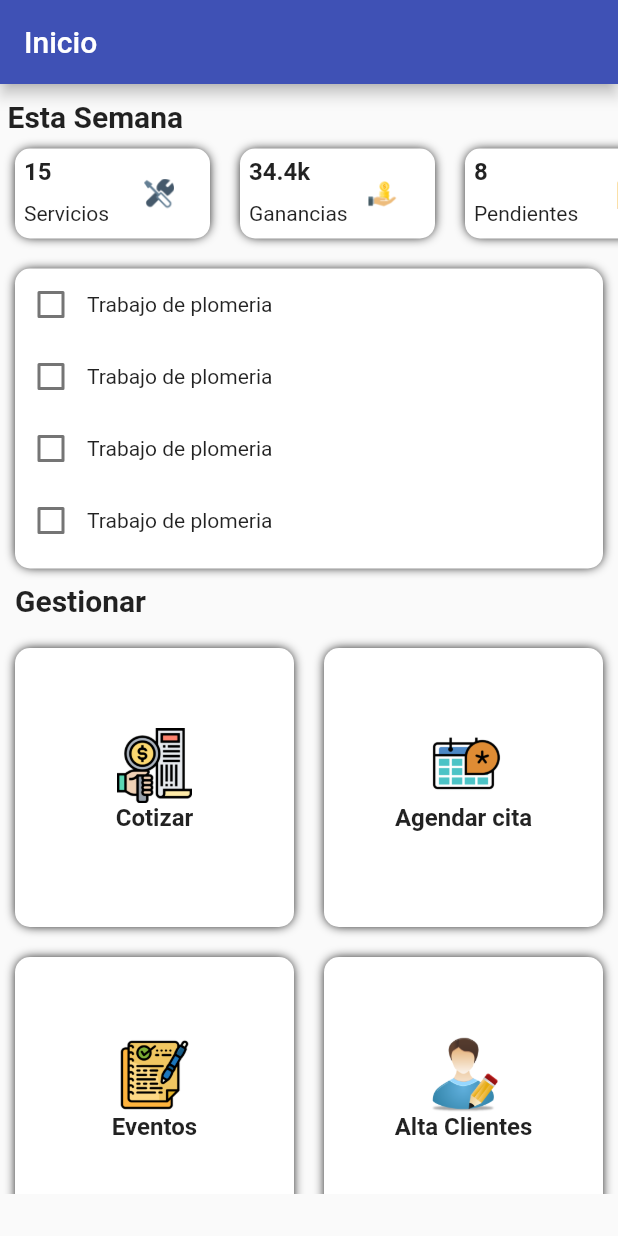
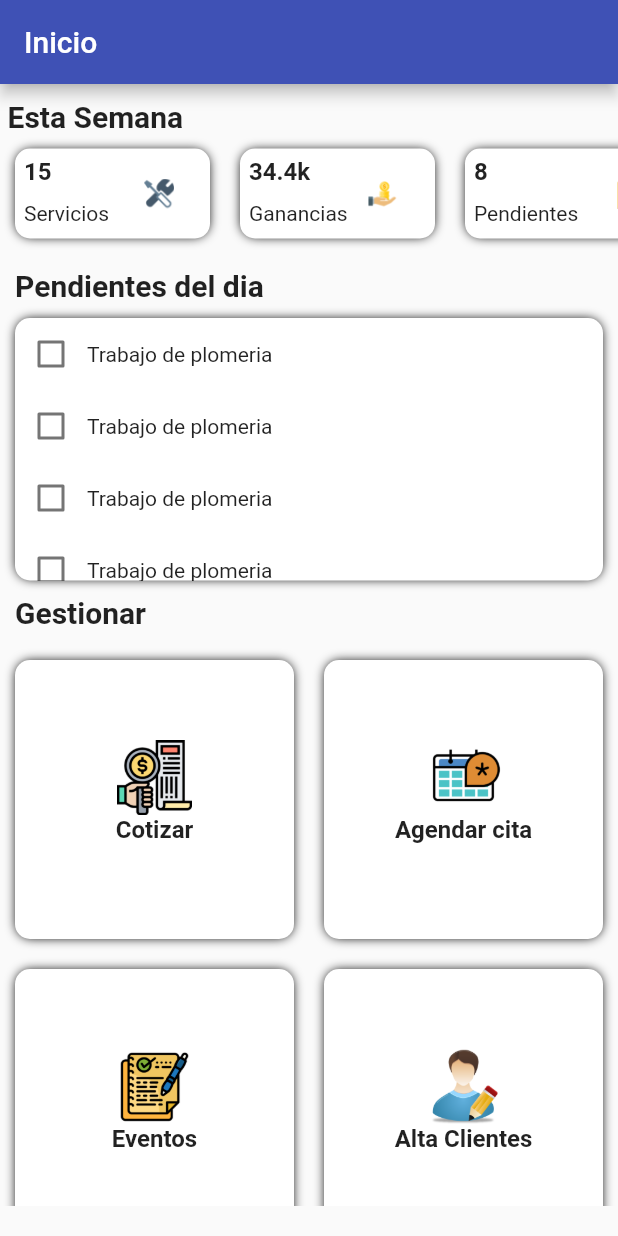
Before and after one commit to zayser99/ServicesManagerApp, a Flutter app: the screen it shows after launch, on a phone screen of 412 x 824 dp. Run offline on Flutter 3.47's test engine with Material 2 defaults, Android fonts, the phone set to English and light mode, and no system bars.

Commit message:
se decarto lo de los checkbox y se emepezo la navegacion de la app empezanso por la parte de  eventos

```diff
--- a/lib/main.dart
+++ b/lib/main.dart
@@ -16,6 +16,7 @@ class MyApp extends StatelessWidget {
       initialRoute: 'home',
       routes: {
         'home': (_) => const HomeScreen(),
+        'eventos': (_) => const EventosScreen(),
       },
       theme: ThemeData.light().copyWith(
         appBarTheme: const AppBarTheme(
--- /dev/null
+++ b/lib/screens/eventos_screen.dart
@@ -0,0 +1,15 @@
+import 'package:flutter/material.dart';
+
+class EventosScreen extends StatelessWidget {
+  const EventosScreen({Key? key}) : super(key: key);
+
+  @override
+  Widget build(BuildContext context) {
+    return Scaffold(
+      appBar: AppBar(
+        title: const Text('Eventos'),
+      ),
+      body: Container(),
+    );
+  }
+}
--- a/lib/screens/screens.dart
+++ b/lib/screens/screens.dart
@@ -1 +1,2 @@
 export 'package:services_manager_app/screens/home_sreen.dart';
+export 'package:services_manager_app/screens/eventos_screen.dart';
--- a/lib/widgets/big_card.dart
+++ b/lib/widgets/big_card.dart
@@ -9,11 +9,15 @@ class BigCard extends StatelessWidget {
 
   @override
   Widget build(BuildContext context) {
-    return contenedor();
+    return contenedor(context);
   }
 
-  Widget contenedor() {
-    return Container(
+  Widget contenedor(context) {
+    return GestureDetector(
+      onTap: () {
+        Navigator.pushNamed(context, 'eventos');
+      },
+      child: Container(
         padding: const EdgeInsets.all(6),
         width: 300,
         height: 300,
@@ -46,6 +50,7 @@ class BigCard extends StatelessWidget {
             const SizedBox(height: 10),
           ],
         ),
+      ),
     );
   }
 }
--- a/lib/widgets/pendientes.dart
+++ b/lib/widgets/pendientes.dart
@@ -1,13 +1,8 @@
 import 'package:flutter/material.dart';
 
-class Pendientes extends StatefulWidget {
+class Pendientes extends StatelessWidget {
   const Pendientes({Key? key}) : super(key: key);
 
-  @override
-  State<Pendientes> createState() => _PendientesState();
-}
-
-class _PendientesState extends State<Pendientes> {
   @override
   Widget build(BuildContext context) {
     return contenedorlista();
@@ -15,9 +10,19 @@ class _PendientesState extends State<Pendientes> {
 }
 
 Widget contenedorlista() {
-  return Container(
+  return Column(
+    crossAxisAlignment: CrossAxisAlignment.start,
+    children: [
+      Container(
+        padding: const EdgeInsets.only(top: 10, left: 5),
+        margin: const EdgeInsets.only(left: 5, right: 5),
+        child: const Text('Pendientes del dia',
+            textAlign: TextAlign.start,
+            style: TextStyle(fontWeight: FontWeight.bold, fontSize: 20)),
+      ),
+      Container(
         width: double.infinity,
-    height: 200,
+        height: 175,
         margin: const EdgeInsets.only(left: 10, right: 10, top: 10),
         decoration: BoxDecoration(
           color: Colors.white,
@@ -38,9 +43,10 @@ Widget contenedorlista() {
             pendiente(),
             pendiente(),
             pendiente(),
-        pendiente(),
           ],
         ),
+      ),
+    ],
   );
 }
 
```
Lines whose indentation alone changed are shown as unchanged.
